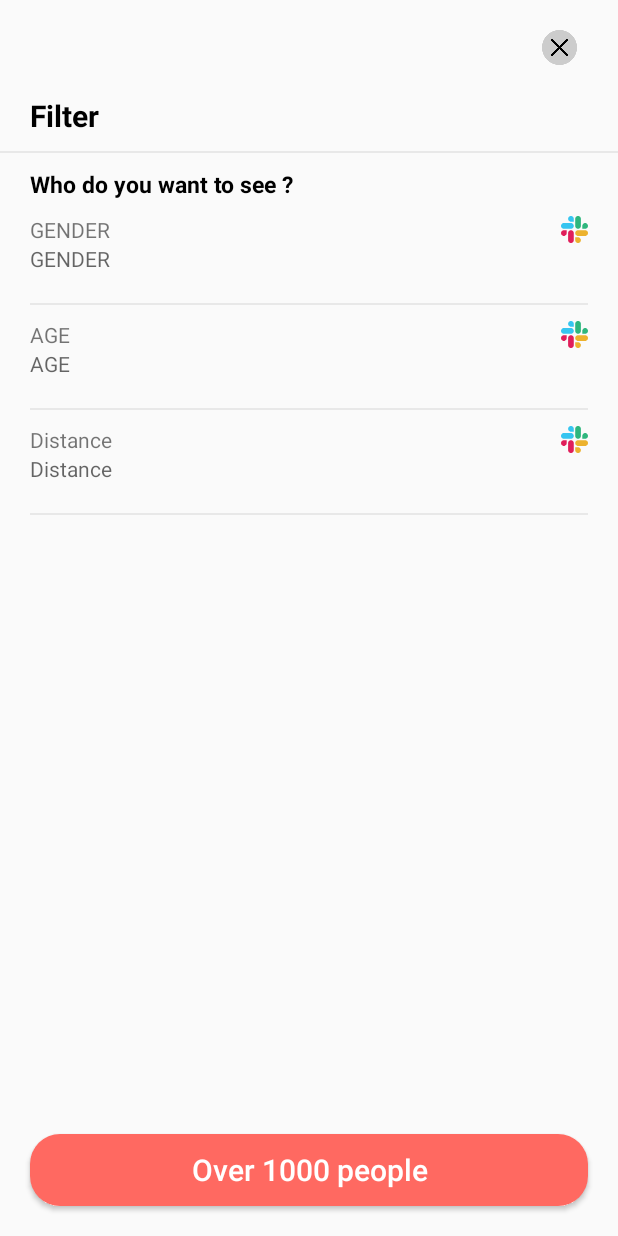
After one commit to rahul6975/Jaumo_Application, an Android app: the FilterActivity screen opened directly, with no data from a screen before it, on a phone screen of 412 x 824 dp. The commit adds this screen. Run offline under Robolectric (Android 15) with nearby library versions, the phone set to English and light mode, and no system bars.

Commit message:
working on filter module

```diff
--- a/app/src/main/AndroidManifest.xml
+++ b/app/src/main/AndroidManifest.xml
@@ -9,7 +9,9 @@
         android:roundIcon="@mipmap/ic_launcher_round"
         android:supportsRtl="true"
         android:theme="@style/Theme.Jaumo_App">
-        <activity android:name=".MainActivity">
+        <activity android:name=".FilterActivity"></activity>
+        <activity android:name=".MainActivity" />
+        <activity android:name=".GenderActivity">
             <intent-filter>
                 <action android:name="android.intent.action.MAIN" />
 
--- /dev/null
+++ b/app/src/main/java/com/rahul/jaumo_app/FilterActivity.java
@@ -0,0 +1,14 @@
+package com.rahul.jaumo_app;
+
+import androidx.appcompat.app.AppCompatActivity;
+
+import android.os.Bundle;
+
+public class FilterActivity extends AppCompatActivity {
+
+    @Override
+    protected void onCreate(Bundle savedInstanceState) {
+        super.onCreate(savedInstanceState);
+        setContentView(R.layout.activity_filter);
+    }
+}
--- /dev/null
+++ b/app/src/main/res/drawable/ic_group.xml
@@ -0,0 +1,22 @@
+<vector xmlns:android="http://schemas.android.com/apk/res/android"
+    android:width="18dp"
+    android:height="18dp"
+    android:viewportWidth="18"
+    android:viewportHeight="18">
+  <path
+      android:pathData="M3.795,11.379C3.7952,11.6276 3.7464,11.8737 3.6515,12.1033C3.5565,12.3329 3.4172,12.5415 3.2416,12.7172C3.066,12.8929 2.8575,13.0322 2.628,13.1272C2.3985,13.2221 2.1526,13.2708 1.9043,13.2705C1.6561,13.2706 1.4103,13.2218 1.181,13.1267C0.9517,13.0317 0.7434,12.8924 0.5679,12.7167C0.3924,12.541 0.2533,12.3325 0.1584,12.1029C0.0636,11.8734 0.0148,11.6274 0.015,11.379C0.0148,11.1306 0.0636,10.8845 0.1585,10.655C0.2534,10.4254 0.3926,10.2168 0.5682,10.0411C0.7437,9.8654 0.9521,9.7261 1.1815,9.6311C1.4109,9.5361 1.6568,9.4874 1.905,9.4875H3.7958V11.379H3.795ZM4.74,11.379C4.7398,11.1306 4.7886,10.8845 4.8835,10.655C4.9784,10.4254 5.1176,10.2168 5.2931,10.0411C5.4687,9.8654 5.6771,9.7261 5.9065,9.6311C6.1359,9.5361 6.3817,9.4874 6.63,9.4875C6.8782,9.4874 7.1241,9.5361 7.3535,9.6311C7.5829,9.7261 7.7913,9.8654 7.9668,10.0411C8.1424,10.2168 8.2816,10.4254 8.3765,10.655C8.4714,10.8845 8.5202,11.1306 8.52,11.379V16.1085C8.5202,16.357 8.4714,16.603 8.3765,16.8326C8.2816,17.0622 8.1424,17.2708 7.9668,17.4464C7.7913,17.6221 7.5829,17.7614 7.3535,17.8564C7.1241,17.9514 6.8782,18.0002 6.63,18C6.3817,18.0002 6.1359,17.9514 5.9065,17.8564C5.6771,17.7614 5.4687,17.6221 5.2931,17.4464C5.1176,17.2708 4.9784,17.0622 4.8835,16.8326C4.7886,16.603 4.7398,16.357 4.74,16.1085V11.379Z"
+      android:fillColor="#E01E5A"
+      android:fillType="evenOdd"/>
+  <path
+      android:pathData="M6.63,3.7837C6.3817,3.7839 6.1358,3.7351 5.9063,3.6401C5.6769,3.545 5.4684,3.4057 5.2929,3.2299C5.1173,3.0541 4.9781,2.8455 4.8833,2.6158C4.7884,2.3861 4.7397,2.14 4.74,1.8915C4.7398,1.643 4.7886,1.397 4.8835,1.1674C4.9784,0.9378 5.1176,0.7292 5.2931,0.5536C5.4687,0.3779 5.6771,0.2386 5.9065,0.1436C6.1359,0.0486 6.3817,-0.0002 6.63,0C6.8783,-0.0002 7.1241,0.0486 7.3535,0.1436C7.5829,0.2386 7.7913,0.3779 7.9669,0.5536C8.1424,0.7292 8.2816,0.9378 8.3765,1.1674C8.4714,1.397 8.5202,1.643 8.52,1.8915V3.7845H6.6308L6.63,3.7837ZM6.63,4.7438C6.8783,4.7436 7.1241,4.7924 7.3535,4.8874C7.5829,4.9823 7.7913,5.1217 7.9669,5.2973C8.1424,5.473 8.2816,5.6816 8.3765,5.9112C8.4714,6.1408 8.5202,6.3868 8.52,6.6353C8.5202,6.8837 8.4714,7.1298 8.3765,7.3593C8.2816,7.5889 8.1424,7.7975 7.9669,7.9732C7.7913,8.1489 7.5829,8.2882 7.3535,8.3832C7.1241,8.4782 6.8783,8.5269 6.63,8.5267H1.89C1.6418,8.5269 1.396,8.4782 1.1667,8.3833C0.9373,8.2883 0.7289,8.1491 0.5534,7.9735C0.3779,7.7979 0.2386,7.5894 0.1437,7.3599C0.0487,7.1304 -0.0001,6.8844 0,6.636C-0.0002,6.3876 0.0486,6.1415 0.1435,5.9119C0.2384,5.6824 0.3776,5.4738 0.5531,5.2981C0.7287,5.1224 0.9371,4.9831 1.1665,4.8881C1.3959,4.7931 1.6417,4.7443 1.89,4.7445H6.6308L6.63,4.7438Z"
+      android:fillColor="#36C5F0"
+      android:fillType="evenOdd"/>
+  <path
+      android:pathData="M14.205,6.6353C14.2048,6.3868 14.2536,6.1406 14.3485,5.911C14.4435,5.6814 14.5828,5.4728 14.7584,5.2971C14.934,5.1214 15.1425,4.9821 15.372,4.8871C15.6015,4.7922 15.8474,4.7435 16.0957,4.7438C16.344,4.7436 16.5898,4.7924 16.8192,4.8874C17.0486,4.9823 17.2571,5.1217 17.4326,5.2973C17.6081,5.473 17.7473,5.6816 17.8423,5.9112C17.9372,6.1408 17.9859,6.3868 17.9857,6.6353C17.9859,6.8837 17.9372,7.1298 17.8423,7.3593C17.7473,7.5889 17.6081,7.7975 17.4326,7.9732C17.2571,8.1489 17.0486,8.2882 16.8192,8.3832C16.5898,8.4782 16.344,8.5269 16.0957,8.5267H14.205V6.636V6.6353ZM13.26,6.6353C13.2602,6.8837 13.2114,7.1298 13.1165,7.3593C13.0216,7.5889 12.8824,7.7975 12.7069,7.9732C12.5313,8.1489 12.3229,8.2882 12.0935,8.3832C11.8641,8.4782 11.6183,8.5269 11.37,8.5267C11.1217,8.5271 10.8758,8.4783 10.6463,8.3834C10.4168,8.2885 10.2083,8.1491 10.0327,7.9735C9.857,7.7978 9.7178,7.5891 9.6228,7.3595C9.5278,7.1299 9.4791,6.8838 9.4793,6.6353V1.8915C9.4791,1.643 9.5278,1.3969 9.6228,1.1672C9.7178,0.9376 9.857,0.729 10.0327,0.5533C10.2083,0.3776 10.4168,0.2383 10.6463,0.1434C10.8758,0.0484 11.1217,-0.0003 11.37,0C11.6183,-0.0002 11.8641,0.0486 12.0935,0.1436C12.3229,0.2386 12.5313,0.3779 12.7069,0.5536C12.8824,0.7292 13.0216,0.9378 13.1165,1.1674C13.2114,1.397 13.2602,1.643 13.26,1.8915V6.636V6.6353Z"
+      android:fillColor="#2EB67D"
+      android:fillType="evenOdd"/>
+  <path
+      android:pathData="M11.37,14.2163C11.6183,14.2161 11.8641,14.2649 12.0935,14.3599C12.3229,14.4548 12.5313,14.5942 12.7069,14.7698C12.8824,14.9455 13.0216,15.1541 13.1165,15.3837C13.2114,15.6133 13.2602,15.8593 13.26,16.1078C13.2603,16.3563 13.2116,16.6024 13.1167,16.8321C13.0219,17.0617 12.8827,17.2704 12.7071,17.4462C12.5316,17.6219 12.3231,17.7613 12.0937,17.8564C11.8642,17.9514 11.6183,18.0002 11.37,18C11.1217,18.0002 10.8758,17.9514 10.6463,17.8564C10.4169,17.7613 10.2084,17.6219 10.0329,17.4462C9.8573,17.2704 9.7181,17.0617 9.6233,16.8321C9.5284,16.6024 9.4797,16.3563 9.48,16.1078V14.2163H11.37ZM11.37,13.2705C11.1217,13.2707 10.8759,13.2219 10.6465,13.127C10.4171,13.032 10.2087,12.8926 10.0331,12.717C9.8576,12.5413 9.7184,12.3327 9.6235,12.1031C9.5286,11.8735 9.4798,11.6275 9.48,11.379C9.4798,11.1306 9.5286,10.8845 9.6235,10.655C9.7184,10.4254 9.8576,10.2168 10.0331,10.0411C10.2087,9.8654 10.4171,9.7261 10.6465,9.6311C10.8759,9.5361 11.1217,9.4874 11.37,9.4875H16.11C16.3583,9.4874 16.6041,9.5361 16.8335,9.6311C17.0629,9.7261 17.2713,9.8654 17.4469,10.0411C17.6224,10.2168 17.7616,10.4254 17.8565,10.655C17.9514,10.8845 18.0002,11.1306 18,11.379C18.0002,11.6275 17.9514,11.8735 17.8565,12.1031C17.7616,12.3327 17.6224,12.5413 17.4469,12.717C17.2713,12.8926 17.0629,13.032 16.8335,13.127C16.6041,13.2219 16.3583,13.2707 16.11,13.2705H11.37Z"
+      android:fillColor="#ECB22E"
+      android:fillType="evenOdd"/>
+</vector>
--- /dev/null
+++ b/app/src/main/res/drawable/rounded_rec_orange.xml
@@ -0,0 +1,10 @@
+<?xml version="1.0" encoding="utf-8"?>
+<shape xmlns:android="http://schemas.android.com/apk/res/android"
+    android:shape="rectangle">
+    <solid android:color="@color/light_red"></solid>
+    <size android:width="100dp"
+        android:height="30dp"></size>
+    <corners android:radius="20dp"></corners>
+
+
+</shape>
--- /dev/null
+++ b/app/src/main/res/layout/activity_filter.xml
@@ -0,0 +1,149 @@
+<?xml version="1.0" encoding="utf-8"?>
+<androidx.constraintlayout.widget.ConstraintLayout xmlns:android="http://schemas.android.com/apk/res/android"
+    xmlns:app="http://schemas.android.com/apk/res-auto"
+    xmlns:tools="http://schemas.android.com/tools"
+    android:layout_width="match_parent"
+    android:layout_height="match_parent"
+    tools:context=".FilterActivity">
+
+    <ImageView
+        android:id="@+id/crossview"
+        android:layout_width="38dp"
+        android:layout_height="23dp"
+        android:layout_margin="@dimen/dp_20"
+        app:layout_constraintEnd_toEndOf="parent"
+        app:layout_constraintTop_toTopOf="parent"
+        app:srcCompat="@drawable/cross_icon" />
+
+    <TextView
+        android:id="@+id/tv_filter"
+        android:layout_width="match_parent"
+        android:layout_height="wrap_content"
+        android:layout_margin="@dimen/dp_20"
+        android:text="@string/filter"
+        android:textColor="@color/black"
+        android:textSize="@dimen/dp_20"
+        android:textStyle="bold"
+        app:layout_constraintEnd_toEndOf="parent"
+        app:layout_constraintStart_toStartOf="parent"
+        app:layout_constraintTop_toBottomOf="@+id/crossview" />
+
+
+    <Button
+        android:id="@+id/btn_people"
+        android:layout_width="match_parent"
+        android:layout_height="wrap_content"
+        android:layout_margin="@dimen/dp_20"
+        android:background="@drawable/rounded_rec_orange"
+        android:text="@string/over_1000_people"
+        android:textAllCaps="false"
+        android:textColor="@color/white"
+        android:textSize="@dimen/dp_20"
+        app:layout_constraintBottom_toBottomOf="parent"
+        app:layout_constraintEnd_toEndOf="parent"
+        app:layout_constraintStart_toStartOf="parent" />
+
+
+    <View
+        android:id="@+id/line_1"
+        android:layout_width="match_parent"
+        android:layout_height="1dp"
+        android:layout_marginTop="@dimen/dp_10"
+        android:background="@color/light_gray"
+        app:layout_constraintEnd_toEndOf="parent"
+        app:layout_constraintStart_toStartOf="parent"
+        app:layout_constraintTop_toBottomOf="@+id/tv_filter"
+       />
+
+    <TextView
+        android:id="@+id/tv_see"
+        android:layout_width="match_parent"
+        android:layout_height="wrap_content"
+        android:layout_marginLeft="@dimen/dp_20"
+        android:layout_marginTop="@dimen/dp_10"
+        android:text="@string/who_do_you_want_to_see"
+        android:textColor="@color/black"
+        android:textSize="@dimen/dp_15"
+        android:textStyle="bold"
+        app:layout_constraintEnd_toEndOf="parent"
+        app:layout_constraintStart_toStartOf="parent"
+        app:layout_constraintTop_toBottomOf="@+id/line_1" />
+
+    <LinearLayout
+        android:id="@+id/ll_gender"
+        android:layout_width="match_parent"
+        android:layout_height="wrap_content"
+        android:orientation="vertical"
+        app:layout_constraintStart_toStartOf="parent"
+        app:layout_constraintTop_toBottomOf="@id/tv_see">
+
+        <TextView
+            style="@style/Filter_TextView"
+            android:layout_marginTop="@dimen/dp_10"
+            android:drawableEnd="@drawable/ic_group"
+            android:text="@string/gender" />
+
+        <TextView
+            style="@style/Filter_TextView"
+            android:hint="@string/gender"
+            app:layout_constraintStart_toStartOf="parent"
+            app:layout_constraintTop_toBottomOf="@id/tv_see" />
+
+        <View
+            android:id="@+id/gender_l1"
+            style="@style/Filter_lineview"></View>
+
+
+    </LinearLayout>
+
+    <LinearLayout
+        android:id="@+id/ll_age"
+       style="@style/Filter_LinearLayout"
+        app:layout_constraintStart_toStartOf="parent"
+        app:layout_constraintTop_toBottomOf="@id/ll_gender">
+
+        <TextView
+            style="@style/Filter_TextView"
+            android:layout_marginTop="@dimen/dp_10"
+            android:drawableEnd="@drawable/ic_group"
+            android:text="@string/age" />
+
+        <TextView
+            style="@style/Filter_TextView"
+            android:hint="@string/age"
+            app:layout_constraintStart_toStartOf="parent"
+            app:layout_constraintTop_toBottomOf="@id/tv_see" />
+
+        <View
+            android:id="@+id/age_l1"
+            style="@style/Filter_lineview"></View>
+
+
+    </LinearLayout>
+    <LinearLayout
+        android:id="@+id/ll_distance"
+        style="@style/Filter_LinearLayout"
+        app:layout_constraintStart_toStartOf="parent"
+        app:layout_constraintTop_toBottomOf="@id/ll_age">
+
+        <TextView
+            style="@style/Filter_TextView"
+            android:layout_marginTop="@dimen/dp_10"
+            android:drawableEnd="@drawable/ic_group"
+            android:text="@string/distance" />
+
+        <TextView
+            style="@style/Filter_TextView"
+            android:hint="@string/distance"
+            app:layout_constraintStart_toStartOf="parent"
+            app:layout_constraintTop_toBottomOf="@id/tv_see" />
+
+        <View
+            android:id="@+id/distance_l1"
+            style="@style/Filter_lineview"></View>
+
+
+    </LinearLayout>
+
+
+</androidx.constraintlayout.widget.ConstraintLayout>
--- a/app/src/main/res/values/colors.xml
+++ b/app/src/main/res/values/colors.xml
@@ -7,4 +7,8 @@
     <color name="teal_700">#FF018786</color>
     <color name="black">#FF000000</color>
     <color name="white">#FFFFFFFF</color>
+    <color name="light_red">#ff6961</color>
+    <color name="light_green">#97EBF4</color>
+    <color name="light_blue">#B7E2FC</color>
+    <color name="light_gray">#E8E8E8</color>
 </resources>
--- /dev/null
+++ b/app/src/main/res/values/dimen.xml
@@ -0,0 +1,13 @@
+<?xml version="1.0" encoding="utf-8"?>
+<resources>
+    <dimen name="dp_100">100dp</dimen>
+    <dimen name="dp_30">30dp</dimen>
+    <dimen name="dp_40">40dp</dimen>
+    <dimen name="dp_20">20dp</dimen>
+    <dimen name="dp_25">25dp</dimen>
+    <dimen name="dp_10">10dp</dimen>
+    <dimen name="dp_15">15dp</dimen>
+    <dimen name="dp_5">5dp</dimen>
+    <dimen name="dp_18">18dp</dimen>
+    <dimen name="dp_1">1dp</dimen>
+</resources>
--- /dev/null
+++ b/app/src/main/res/values/style.xml
@@ -0,0 +1,38 @@
+<?xml version="1.0" encoding="utf-8"?>
+<resources>
+    <style name="Gender_Button">
+        <item name="android:layout_height">wrap_content</item>
+        <item name="android:layout_width">match_parent</item>
+        <item name="android:layout_centerInParent">true</item>
+        <item name="textAllCaps">false</item>
+        <item name="android:textColor">@color/white</item>
+        <item name="android:textSize">@dimen/dp_15</item>
+        <item name="android:layout_marginLeft">@dimen/dp_20</item>
+        <item name="android:layout_marginRight">@dimen/dp_20</item>
+        <item name="android:background">@drawable/rounded_rec_orange</item>
+    </style>
+
+    <style name="Filter_TextView">
+        <item name="android:layout_height">wrap_content</item>
+        <item name="android:layout_width">match_parent</item>
+        <item name="android:layout_marginLeft">@dimen/dp_20</item>
+        <item name="android:layout_marginRight">@dimen/dp_20</item>
+
+    </style>
+<style name="Filter_lineview">
+    <item name="android:layout_width">match_parent</item>
+    <item name="android:layout_height">@dimen/dp_1</item>
+    <item name="android:layout_marginLeft">@dimen/dp_20</item>
+    <item name="android:layout_marginTop">@dimen/dp_20</item>
+    <item name="android:layout_marginRight">@dimen/dp_20</item>
+    <item name="android:background">@color/light_gray</item>
+
+</style>
+
+<style name="Filter_LinearLayout">
+    <item name="android:layout_width">match_parent</item>
+    <item name="android:layout_height">wrap_content</item>
+    <item name="android:orientation">vertical</item>
+
+</style>
+</resources>
--- a/app/src/main/res/values/themes.xml
+++ b/app/src/main/res/values/themes.xml
@@ -1,6 +1,6 @@
 <resources xmlns:tools="http://schemas.android.com/tools">
     <!-- Base application theme. -->
-    <style name="Theme.Jaumo_App" parent="Theme.MaterialComponents.DayNight.DarkActionBar">
+    <style name="Theme.Jaumo_App" parent="Theme.AppCompat.Light.NoActionBar">
         <!-- Primary brand color. -->
         <item name="colorPrimary">@color/purple_500</item>
         <item name="colorPrimaryVariant">@color/purple_700</item>
```
Also changed, not shown: app/src/main/java/com/rahul/jaumo_app/GenderActivity.java (added, +14 -0 lines), app/src/main/res/drawable/ic_line.xml (added, +11 -0 lines), app/src/main/res/drawable/white_rounded_rect.xml (added, +9 -0 lines), app/src/main/res/layout/activity_gender.xml (added, +59 -0 lines), app/src/main/res/values/strings.xml (+29 -0 lines), app/src/main/res/drawable/cross_icon.png (added).
